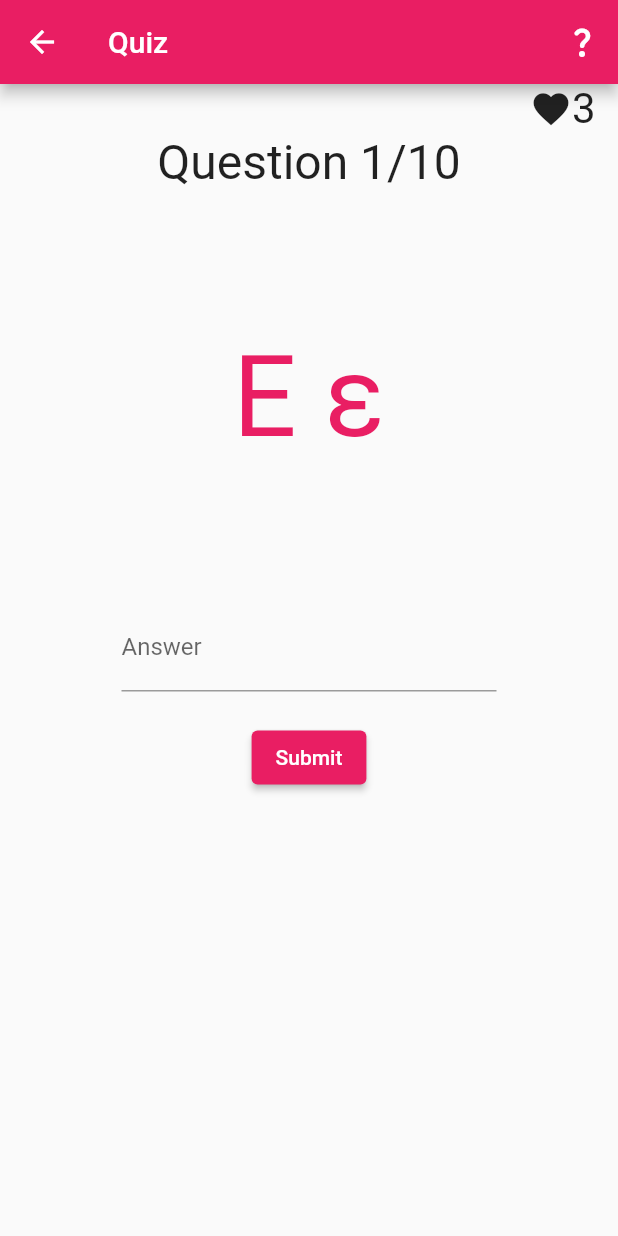
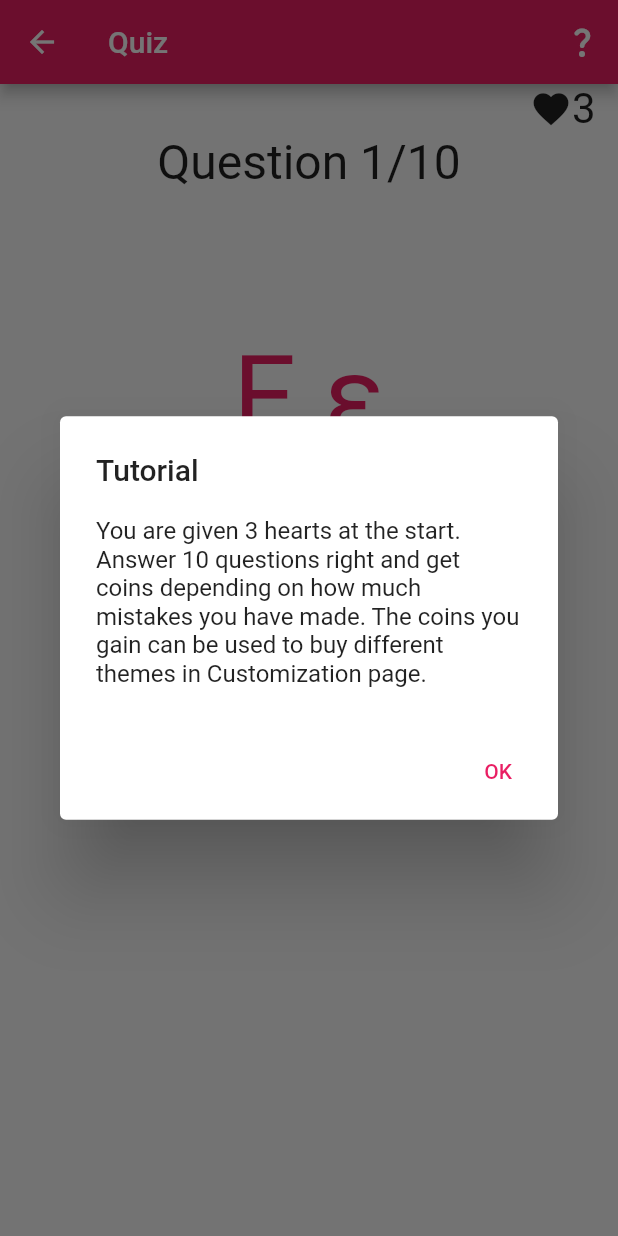
Before and after one commit to AngelGitHubPaul/Language-Quiz-App-Temp-, a Flutter app: the GreekQuizPage screen opened directly, after a tap on the "question mark" icon, on a phone screen of 412 x 824 dp. Run offline on Flutter 3.47's test engine with Material 2 defaults, Android fonts, the phone set to English and light mode, and no system bars.

Commit message:
added tutorial on quiz part

```diff
--- a/lib/quiz_pages/greek_quiz.dart
+++ b/lib/quiz_pages/greek_quiz.dart
@@ -85,9 +85,20 @@ class _GreekQuizPageState extends State<GreekQuizPage> {
         ),
         actions: [
           IconButton(
-              onPressed: () {
-                debugPrint('Actions');
-              },
+              onPressed: () => showDialog<String>(
+                    context: context,
+                    builder: (BuildContext context) => AlertDialog(
+                      title: const Text('Tutorial'),
+                      content: const Text(
+                          'You are given 3 hearts at the start. Answer 10 questions right and get coins depending on how much mistakes you have made. The coins you gain can be used to buy different themes in Customization page.'),
+                      actions: <Widget>[
+                        TextButton(
+                          onPressed: () => Navigator.pop(context, 'OK'),
+                          child: const Text('OK'),
+                        ),
+                      ],
+                    ),
+                  ),
               icon: const Icon(
                 Icons.question_mark_rounded,
               )),
```
Also changed, not shown: lib/quiz_pages/hangul_quiz.dart (+14 -3 lines), lib/quiz_pages/hiragana_quiz.dart (+14 -3 lines), lib/quiz_pages/katakana_quiz.dart (+14 -3 lines), lib/quiz_pages/russian_quiz.dart (+14 -3 lines), 1 other file.
